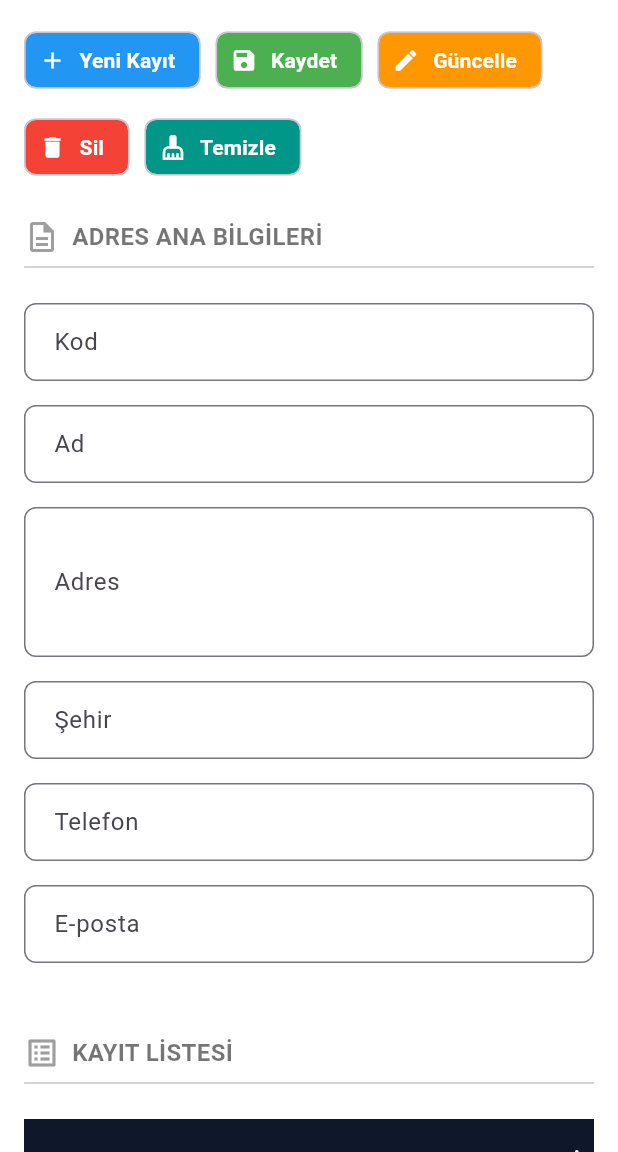
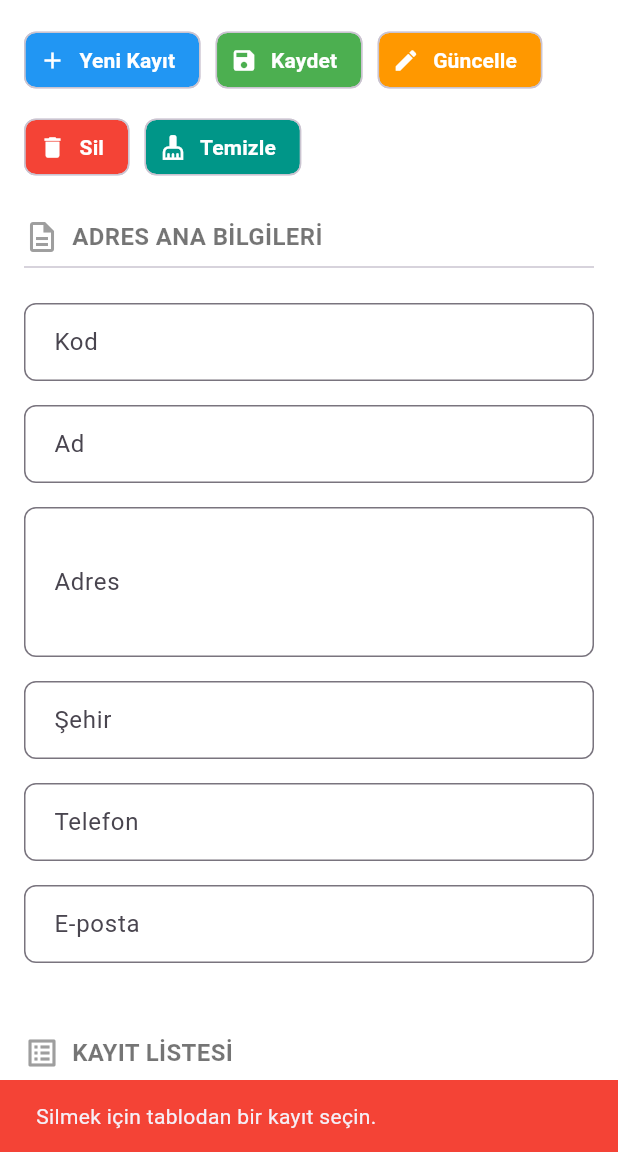
Before and after one commit to begummkayaa/kurumsal-adres-yonetim-mobil, a Flutter app: the screen it shows after launch, after a tap on "Sil", on a phone screen of 412 x 824 dp, the part 84-1236 px from its top. Run offline on Flutter 3.47's test engine with Material 3 defaults, Android fonts, the phone set to English and light mode, and no system bars.

Commit message:
Feat: Onaylı Sil işlemi eklendi

```diff
--- a/lib/main.dart
+++ b/lib/main.dart
@@ -128,6 +128,36 @@ class _AnaSayfaState extends State<AnaSayfa> {
     _mesajGoster('Kayıt güncellendi.');
   }
 
+  Future<void> _sil() async {
+    final index = _seciliIndex;
+    if (index == null) {
+      _mesajGoster('Silmek için tablodan bir kayıt seçin.', hata: true);
+      return;
+    }
+    final kayit = _kayitlar[index];
+
+    final onay = await showDialog<bool>(
+      context: context,
+      builder: (context) => AlertDialog(
+        title: const Text('Kaydı Sil'),
+        content: Text('"${kayit.ad}" (${kayit.kod}) kaydı silinecek. Emin misiniz?'),
+        actions: [
+          TextButton(onPressed: () => Navigator.pop(context, false), child: const Text('Vazgeç')),
+          TextButton(
+            onPressed: () => Navigator.pop(context, true),
+            style: TextButton.styleFrom(foregroundColor: Colors.red),
+            child: const Text('Sil'),
+          ),
+        ],
+      ),
+    );
+    if (onay != true || !mounted) return;
+
+    setState(() => _kayitlar.removeAt(index));
+    _formuBosalt();
+    _mesajGoster('Kayıt silindi.');
+  }
+
   @override
   Widget build(BuildContext context) {
     return Scaffold(
@@ -168,7 +198,7 @@ class _AnaSayfaState extends State<AnaSayfa> {
                 _buildIslemButonu('Yeni Kayıt', Colors.blue, Icons.add, _yeniKayit),
                 _buildIslemButonu('Kaydet', Colors.green, Icons.save, _kaydet),
                 _buildIslemButonu('Güncelle', Colors.orange, Icons.edit, _guncelle),
-                _buildIslemButonu('Sil', Colors.red, Icons.delete, () {}),
+                _buildIslemButonu('Sil', Colors.red, Icons.delete, _sil),
                 _buildIslemButonu('Temizle', Colors.teal, Icons.cleaning_services, () {}),
               ],
             ),
```
Also changed, not shown: 1 other file.
